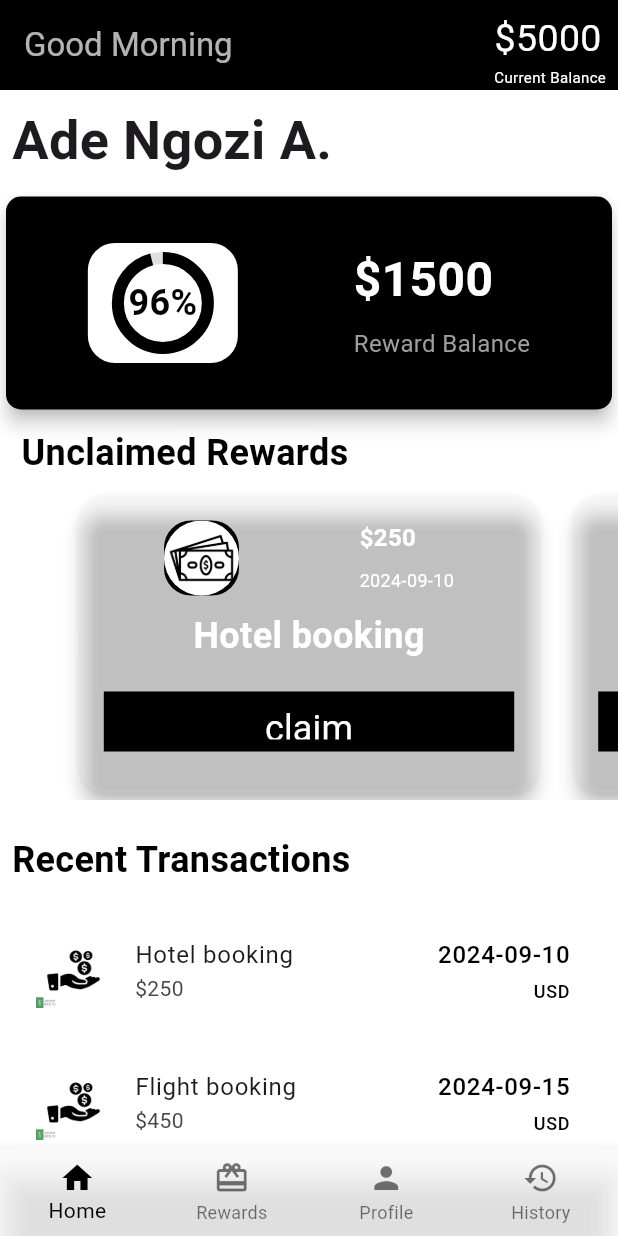
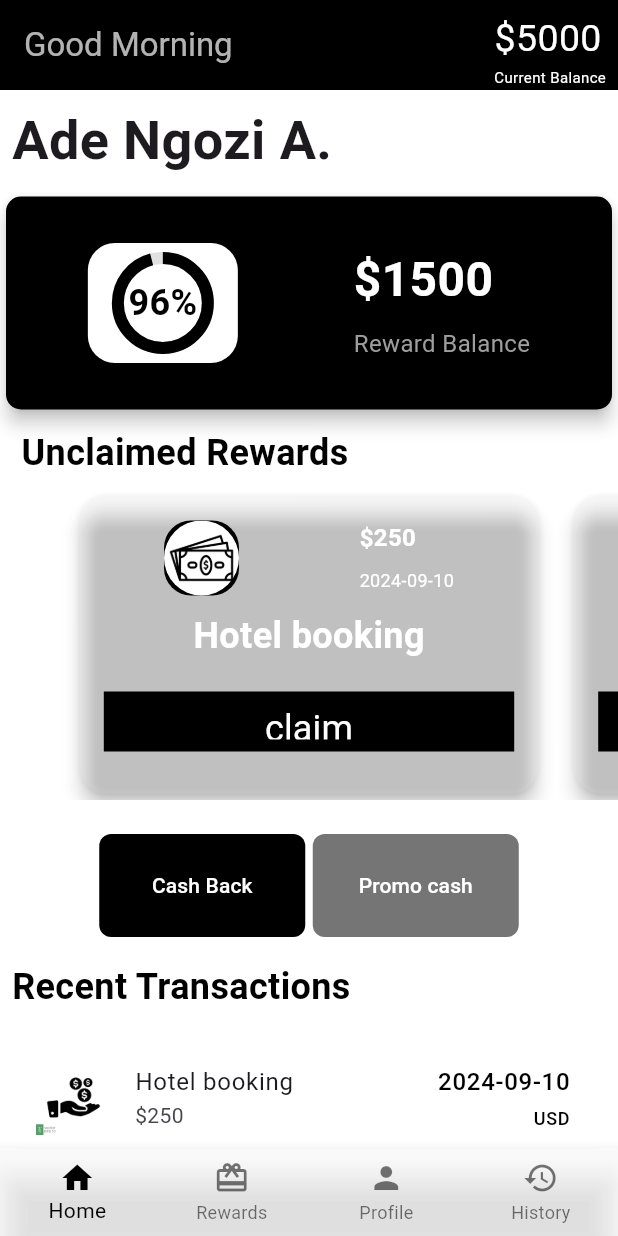
Before and after one commit to fidelmak/summary_page, a Flutter app: the screen it shows after launch, on a phone screen of 412 x 824 dp. Run offline on Flutter 3.47's test engine with Material 3 defaults, Android fonts, the phone set to English and light mode, and no system bars; our stand-ins replace flutter_riverpod.

Commit message:
added som UI fix

```diff
--- a/lib/views/home.dart
+++ b/lib/views/home.dart
@@ -46,15 +46,17 @@ class _HomePageState extends ConsumerState<HomePage>
       return 'Good Night';
     }
   }
+  // function to cash back
 
   // Function to claim reward and update providers
   void claimReward(String bookingName) {
     final rewardsSummaryNotifier = ref.read(rewardsSummaryProvider.notifier);
-    final unclaimedBookings = ref.read(UnclaimedBookingProvider);
+    final unclaimedBookingNotifier =
+        ref.read(UnclaimedBookingProvider.notifier);
     final bookingHistoryNotifier = ref.read(bookingProvider.notifier);
 
     // Find the unclaimed booking by name
-    final unclaimedBooking = unclaimedBookings.firstWhere(
+    final unclaimedBooking = ref.read(UnclaimedBookingProvider).firstWhere(
       (booking) => booking["description"] == bookingName,
       orElse: () {
         // Show SnackBar if no booking is found
@@ -73,7 +75,6 @@ class _HomePageState extends ConsumerState<HomePage>
       final int price = int.parse(unclaimedBooking["price"]);
 
       // Update total rewards in the rewardsSummaryProvider
-      // Update rewardsSummaryNotifier state
       rewardsSummaryNotifier.state = rewardsSummaryNotifier.state.copyWith(
         rewardsSummary: rewardsSummaryNotifier.state.rewardsSummary.copyWith(
           totalRewards:
@@ -88,6 +89,9 @@ class _HomePageState extends ConsumerState<HomePage>
         ),
       );
 
+      // Remove the claimed booking from UnclaimedBookingProvider
+      unclaimedBookingNotifier.removeBooking(bookingName);
+
       // Show SnackBar after the state is updated
       ScaffoldMessenger.of(context).showSnackBar(
         SnackBar(
@@ -96,32 +100,67 @@ class _HomePageState extends ConsumerState<HomePage>
         ),
       );
 
-      // Remove the claimed booking from UnclaimedBookingProvider
-      // Implement a method to remove booking if necessary
-      // Example: unclaimedBookingNotifier.removeBooking(bookingName);
-
       // Add the claimed booking to RewardHistory
-      final formattedDate = DateFormat('yyyy-MM-dd').format(DateTime.now());
-
       bookingHistoryNotifier.state = [
         ...bookingHistoryNotifier.state,
         {
           "description": unclaimedBooking["description"],
           "price": price,
-          "date": formattedDate.toString(),
+          "date": DateFormat('yyyy-MM-dd').format(DateTime.now()).toString(),
           "currency": unclaimedBooking["currency"],
         }
       ];
     }
   }
 
-  final fixed = 5000;
+  var fixed = 5000;
+
   @override
   Widget build(BuildContext context) {
     final rewardsSummary = ref.watch(rewardsSummaryProvider);
     final bookings = ref.watch(bookingProvider);
     final unclaimedBookings = ref.watch(UnclaimedBookingProvider);
     var currentReward = rewardsSummary.rewardsSummary.totalRewards;
+    var currentRewardx = currentReward;
+    void cashBack() {
+      setState(() {
+        fixed += currentReward;
+
+        final rewardsSummaryNotifier =
+            ref.read(rewardsSummaryProvider.notifier);
+
+        // Reset the total rewards in the provider
+        rewardsSummaryNotifier.state = rewardsSummaryNotifier.state.copyWith(
+          rewardsSummary: rewardsSummaryNotifier.state.rewardsSummary.copyWith(
+            totalRewards: 0, // Reset total rewards
+            currentBalance:
+                rewardsSummaryNotifier.state.rewardsSummary.currentBalance,
+            recentTransactions:
+                rewardsSummaryNotifier.state.rewardsSummary.recentTransactions,
+          ),
+        );
+      });
+    }
+
+    void cashBackWithPromo() {
+      setState(() {
+        fixed += currentReward * 2;
+
+        final rewardsSummaryNotifier =
+            ref.read(rewardsSummaryProvider.notifier);
+
+        // Reset the total rewards in the provider
+        rewardsSummaryNotifier.state = rewardsSummaryNotifier.state.copyWith(
+          rewardsSummary: rewardsSummaryNotifier.state.rewardsSummary.copyWith(
+            totalRewards: 0, // Reset total rewards
+            currentBalance:
+                rewardsSummaryNotifier.state.rewardsSummary.currentBalance,
+            recentTransactions:
+                rewardsSummaryNotifier.state.rewardsSummary.recentTransactions,
+          ),
+        );
+      });
+    }
 
     final screenSize = MediaQuery.of(context).size;
     return SafeArea(
@@ -175,7 +214,7 @@ class _HomePageState extends ConsumerState<HomePage>
                     Container(
                         height: 150,
                         child: CustomCard(
-                            text1: "\$${currentReward}",
+                            text1: "\$${currentRewardx}",
                             text2: "Reward Balance")),
                     Row(
                       mainAxisAlignment: MainAxisAlignment.start,
@@ -203,6 +242,7 @@ class _HomePageState extends ConsumerState<HomePage>
                         itemBuilder: (context, index) {
                           final booking = unclaimedBookings[index];
 
+                          if (unclaimedBookings.isNotEmpty) {
                             return Padding(
                               padding: const EdgeInsets.symmetric(
                                   horizontal:
@@ -210,15 +250,61 @@ class _HomePageState extends ConsumerState<HomePage>
                               child: CustomCard2(
                                 text1: "\$${booking["price"]}",
                                 text2: booking["date"],
-                              press: () => claimReward(booking["description"]),
+                                press: () =>
+                                    claimReward(booking["description"]),
                                 name: booking["description"],
                               ),
                             );
+                          } else {
+                            return Center(
+                                child:
+                                    Text("You Have Successfully Claimed All"));
+                          }
                         },
                       ),
                     ),
                     SizedBox(
                       height: 15,
+                    ),
+                    Padding(
+                      padding: const EdgeInsets.all(8.0),
+                      child: Row(
+                        mainAxisAlignment: MainAxisAlignment.center,
+                        children: [
+                          Container(
+                            width: screenSize.width / 3,
+                            height: screenSize.height / 12,
+                            decoration: BoxDecoration(
+                                color: Colors.black,
+                                borderRadius: BorderRadius.circular(8)),
+                            child: TextButton(
+                              onPressed: () {
+                                cashBack();
+                              },
+                              child: Text("Cash Back",
+                                  style: TextStyle(color: Colors.white)),
+                            ),
+                          ),
+                          SizedBox(
+                            width: 5,
+                          ),
+                          Container(
+                            width: screenSize.width / 3,
+                            height: screenSize.height / 12,
+                            decoration: BoxDecoration(
+                                color: Colors.black54,
+                                borderRadius: BorderRadius.circular(8)),
+                            child: TextButton(
+                                onPressed: () {
+                                  cashBackWithPromo();
+                                },
+                                child: Text(
+                                  "Promo cash",
+                                  style: TextStyle(color: Colors.white),
+                                )),
+                          )
+                        ],
+                      ),
                     ),
                     Row(
                       mainAxisAlignment: MainAxisAlignment.start,
@@ -270,7 +356,9 @@ class _HomePageState extends ConsumerState<HomePage>
         ),
         bottomNavigationBar: CustomBottomNavBar(
           currentIndex: _selectedIndex,
-          onTap: (int value) {},
+          onTap: (int value) {
+            _onItemTapped(value); // Update the selected tab
+          },
         ),
       ),
     );
```
Lines whose indentation alone changed are shown as unchanged.
